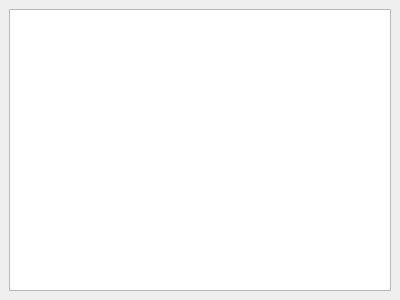
Old version of the form profit/widgets/ui_sessiontree.ui in the repository hpsilva/profitpy.
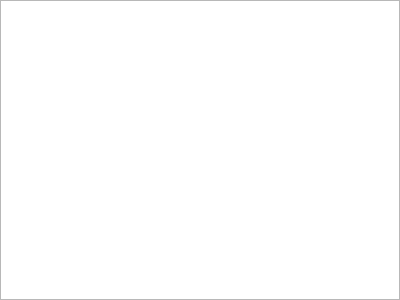
New version of the form.

```diff
--- a/profit/widgets/ui_sessiontree.ui
+++ b/profit/widgets/ui_sessiontree.ui
@@ -14,7 +14,7 @@
   </property>
   <layout class="QVBoxLayout" >
    <property name="margin" >
-    <number>9</number>
+    <number>0</number>
    </property>
    <property name="spacing" >
     <number>6</number>
```
